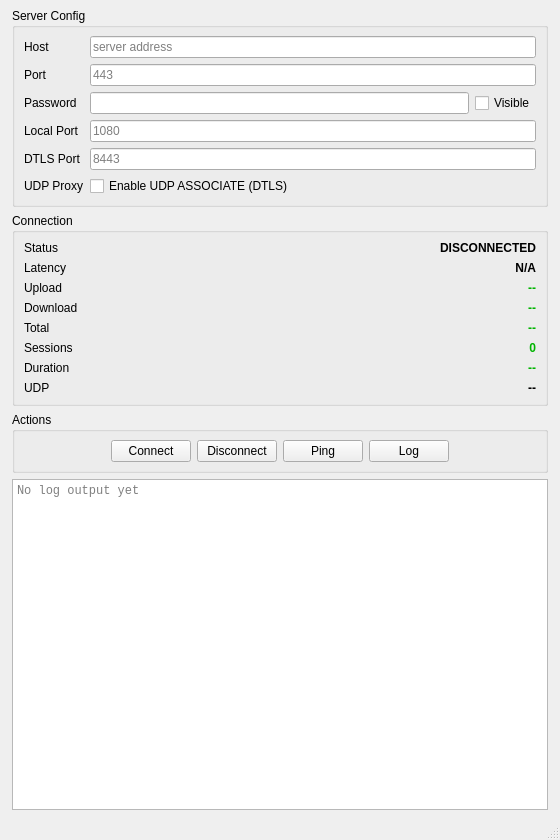
Above: Client/mainwindow.ui from xyanrch1024/overplus before the change. Below: the same form after it.
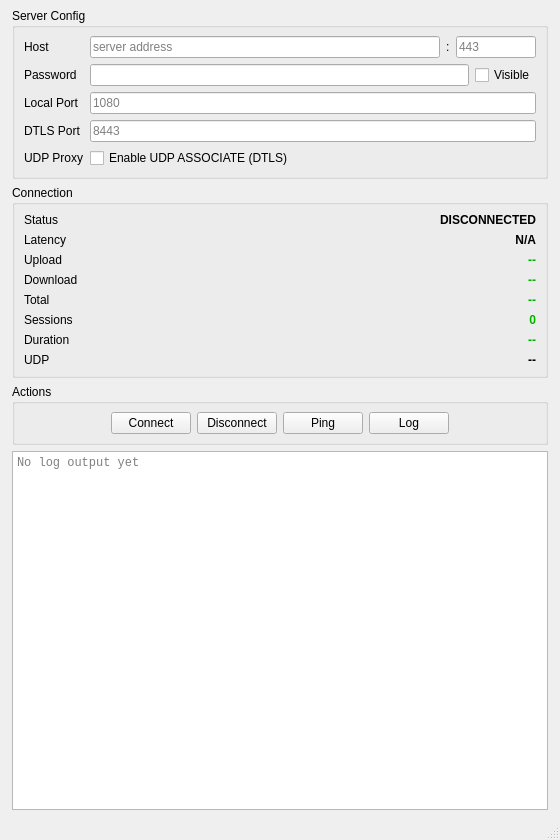
That is the form after the change.

Commit message: ui: merge Host and Port into single line

Diff of the .ui file:
```diff
--- a/Client/mainwindow.ui
+++ b/Client/mainwindow.ui
@@ -38,26 +38,36 @@
         </widget>
        </item>
        <item row="0" column="1">
+         <layout class="QHBoxLayout" name="hostLayout">
+          <item>
         <widget class="QLineEdit" name="HOST_NAME">
          <property name="placeholderText"><string>server address</string></property>
         </widget>
        </item>
-       <item row="1" column="0">
-        <widget class="QLabel" name="label_3">
-         <property name="text"><string>Port</string></property>
-        </widget>
-       </item>
-       <item row="1" column="1">
+          <item>
+           <widget class="QLabel" name="label_colon">
+            <property name="text"><string>:</string></property>
+           </widget>
+          </item>
+          <item>
         <widget class="QLineEdit" name="HOST_PORT">
+            <property name="maximumSize">
+             <size>
+              <width>80</width>
+              <height>16777215</height>
+             </size>
+            </property>
          <property name="placeholderText"><string>443</string></property>
         </widget>
        </item>
-       <item row="2" column="0">
+         </layout>
+        </item>
+        <item row="1" column="0">
          <widget class="QLabel" name="label_4">
           <property name="text"><string>Password</string></property>
          </widget>
         </item>
-        <item row="2" column="1">
+         <item row="1" column="1">
          <layout class="QHBoxLayout" name="passwordLayout">
           <item>
            <widget class="QLineEdit" name="HOST_PASSWD">
@@ -73,32 +83,32 @@
           </item>
          </layout>
         </item>
-        <item row="3" column="0">
+         <item row="2" column="0">
          <widget class="QLabel" name="label_local_port">
           <property name="text"><string>Local Port</string></property>
          </widget>
         </item>
-        <item row="3" column="1">
+         <item row="2" column="1">
          <widget class="QLineEdit" name="LOCAL_PORT">
           <property name="placeholderText"><string>1080</string></property>
          </widget>
         </item>
-        <item row="4" column="0">
+         <item row="3" column="0">
          <widget class="QLabel" name="label_dtls_port">
           <property name="text"><string>DTLS Port</string></property>
          </widget>
         </item>
-        <item row="4" column="1">
+         <item row="3" column="1">
          <widget class="QLineEdit" name="DTLS_PORT">
           <property name="placeholderText"><string>8443</string></property>
          </widget>
         </item>
-        <item row="5" column="0">
+         <item row="4" column="0">
          <widget class="QLabel" name="label_udp">
           <property name="text"><string>UDP Proxy</string></property>
          </widget>
         </item>
-        <item row="5" column="1">
+         <item row="4" column="1">
          <widget class="QCheckBox" name="UDP_CHECKBOX">
           <property name="text"><string>Enable UDP ASSOCIATE (DTLS)</string></property>
          </widget>
```
Lines whose indentation alone changed are shown as unchanged.
